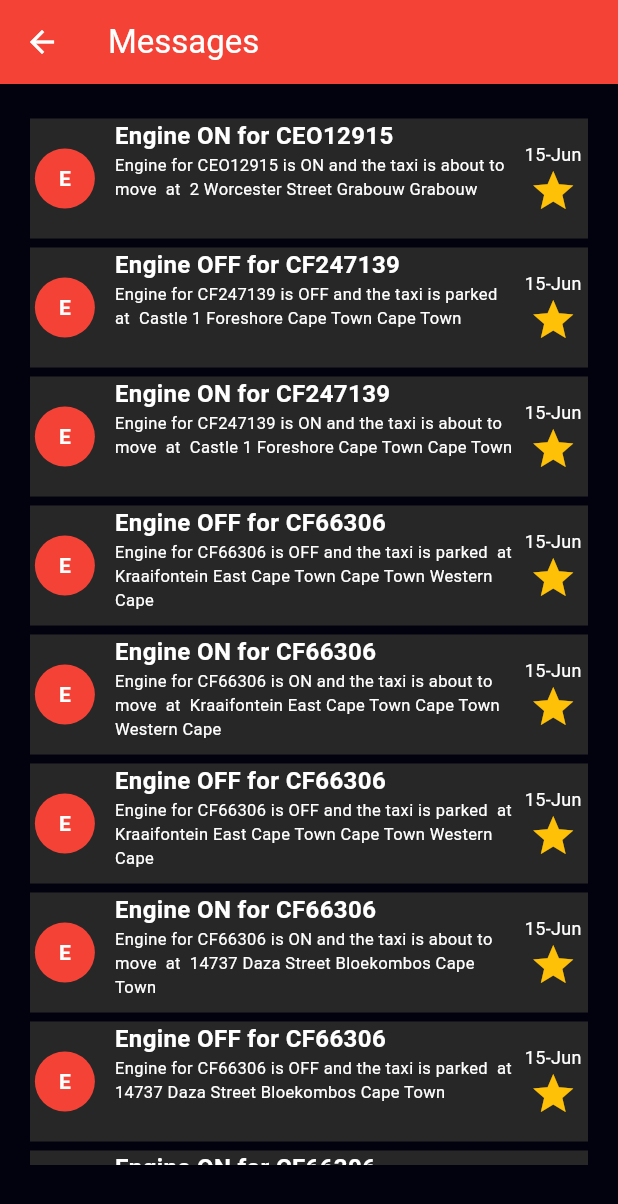
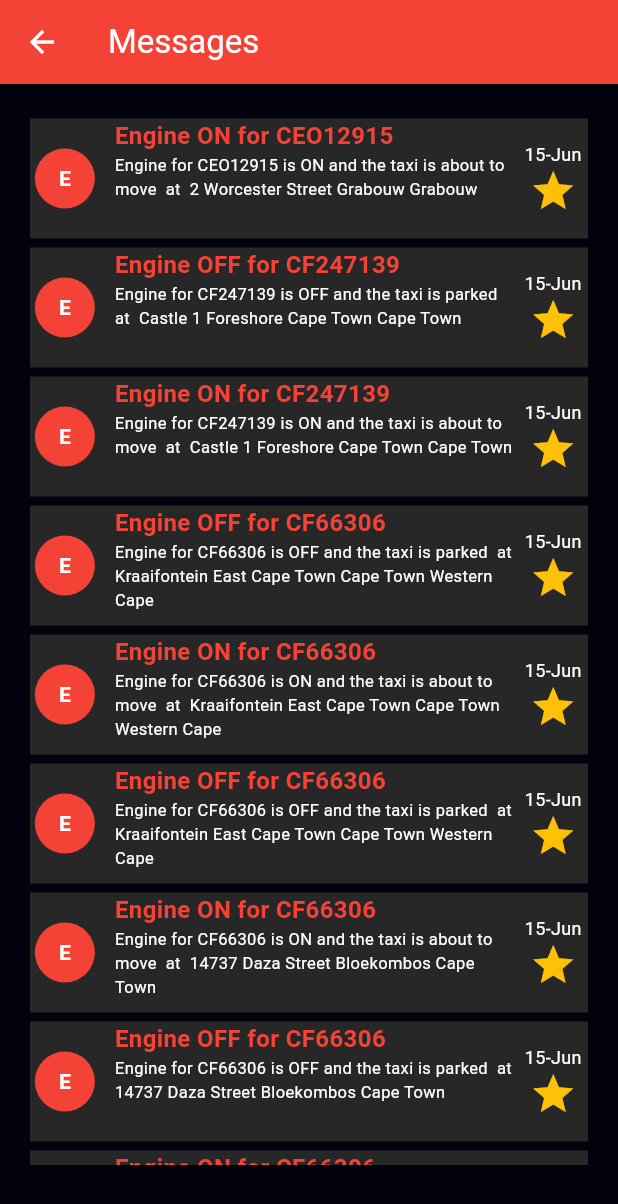
Before and after one commit to Xolani2015/GoogleMapsMobileApp, a Flutter app: the screen it shows after launch, after a tap on "Messages", on a phone screen of 412 x 824 dp. Shown: the top 1204 px of the screen. Run offline on Flutter 3.47's test engine with Material 2 defaults, Android fonts, the phone set to English and light mode, and no system bars; our stand-ins replace geolocator, google_maps_flutter, intl_phone_field.

Commit message:
feat: stying and font sizes adjusted

```diff
--- a/lib/app/pages/map_page/map_page.dart
+++ b/lib/app/pages/map_page/map_page.dart
@@ -92,7 +92,7 @@ class MapPageState extends State<MapPage> {
         mainAxisAlignment: MainAxisAlignment.end,
         children: [
           FloatingActionButton.extended(
-            backgroundColor: const Color.fromARGB(255, 221, 60, 48),
+            backgroundColor: Colors.white,
             onPressed: () {
               Navigator.pushReplacement(
                 context,
@@ -103,9 +103,9 @@ class MapPageState extends State<MapPage> {
             },
             label: const Text(
               'Messages',
-              style: TextStyle(color: Colors.white),
+              style: TextStyle(color: Colors.red),
             ),
-            icon: const Icon(Icons.message, color: Colors.white),
+            icon: const Icon(Icons.message, color: Colors.red),
           ),
           SizedBox(
             width: 10,
@@ -113,7 +113,7 @@ class MapPageState extends State<MapPage> {
           Row(
             children: [
               FloatingActionButton.extended(
-                backgroundColor: const Color.fromARGB(255, 221, 60, 48),
+                backgroundColor: Colors.white,
                 onPressed: () async {
                   CameraPosition _queenstown = CameraPosition(
                       bearing: 192.8334901395799,
@@ -128,13 +128,13 @@ class MapPageState extends State<MapPage> {
                   '',
                   style: TextStyle(color: Colors.white),
                 ),
-                icon: const Icon(Icons.arrow_back_ios_new, color: Colors.white),
+                icon: const Icon(Icons.arrow_back_ios_new, color: Colors.red),
               ),
               SizedBox(
                 width: 10,
               ),
               FloatingActionButton.extended(
-                backgroundColor: const Color.fromARGB(255, 221, 60, 48),
+                backgroundColor: Colors.white,
                 onPressed: () async {
                   CameraPosition _queenstown = CameraPosition(
                       bearing: 192.8334901395799,
@@ -150,7 +150,7 @@ class MapPageState extends State<MapPage> {
                   style: TextStyle(color: Colors.white),
                 ),
                 icon: const Icon(Icons.arrow_forward_ios_outlined,
-                    color: Colors.white),
+                    color: Colors.red),
               ),
             ],
           ),
--- a/lib/app/pages/messages_page/messages_page.dart
+++ b/lib/app/pages/messages_page/messages_page.dart
@@ -73,7 +73,7 @@ class _MessagePageState extends State<MessagePage> {
                                     style: const TextStyle(
                                         fontWeight: FontWeight.bold,
                                         fontSize: 16,
-                                        color: Colors.white),
+                                        color: Colors.red),
                                   ),
                                 ],
                               ),
```
